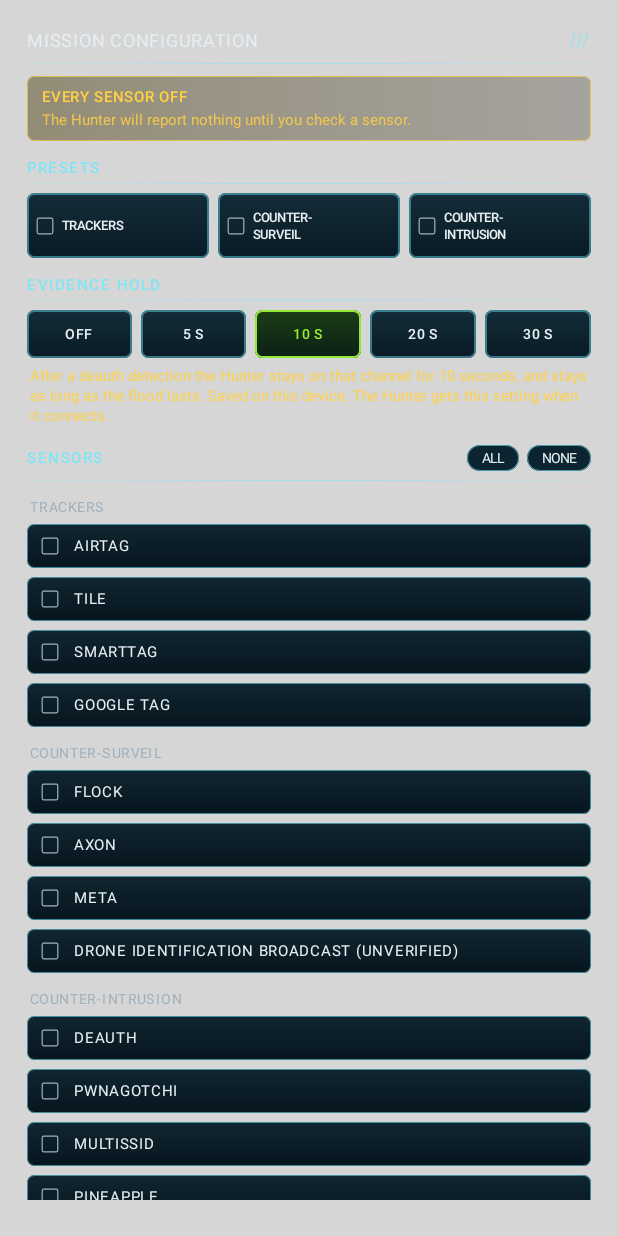
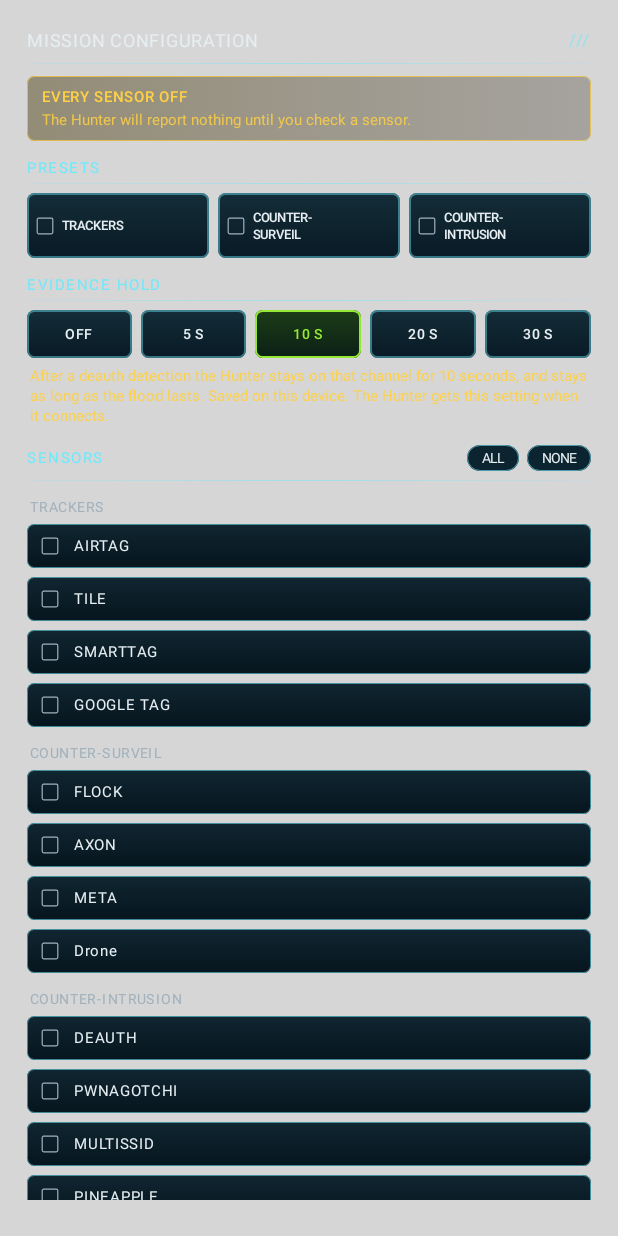
Before and after one commit to mikevan/Vixen, an Android app built with Jetpack Compose: the composable MissionScreen shown on its own in the app's theme, on a phone screen of 412 x 824 dp. Run offline under Robolectric (Android 15) with nearby library versions, the phone set to English and light mode, and no system bars.

Commit message:
Label the drone sensor plainly in mission configuration

```diff
--- a/android/app/src/main/java/com/projectrevivesolutions/layertime/controller/ui/MissionScreen.kt
+++ b/android/app/src/main/java/com/projectrevivesolutions/layertime/controller/ui/MissionScreen.kt
@@ -165,7 +165,7 @@ fun MissionScreen(selected:Set<Int>,link:MissionLink,onSelectionChange:(Set<Int>
                             .padding(horizontal=9.dp,vertical=5.dp),verticalAlignment=Alignment.CenterVertically,
                             horizontalArrangement=Arrangement.spacedBy(10.dp)) {
                             MissionCheck(if(checked)SensorSelection.PresetState.ALL else SensorSelection.PresetState.NONE)
-                            Text(LinkConstants.ReconTarget.name(id),color=if(checked)MissionGreen else MissionInk,
+                            Text(if(id==19) "Drone" else LinkConstants.ReconTarget.name(id),color=if(checked)MissionGreen else MissionInk,
                                 style=MissionType.copy(fontSize=10.sp,lineHeight=13.sp,letterSpacing=.5.sp))
                         }
                     }
```
